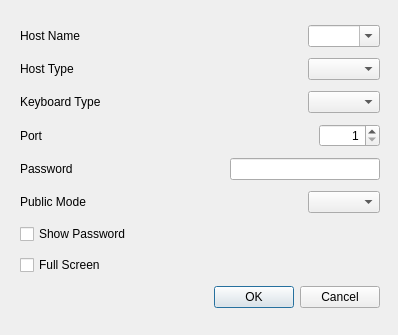
Above: src/GUI/connect_to_server_dialog.ui from funfun-dc5/qtbrynhildr before the change. Below: the same form after it.
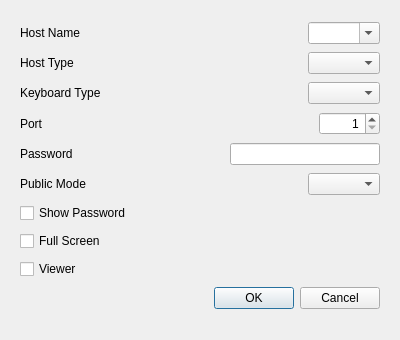
That is the form after the change.

Commit message: added viewer mode (phase.2) : option (-viewer), viewer checkbox

The edit to the form file:
```diff
--- a/src/GUI/connect_to_server_dialog.ui
+++ b/src/GUI/connect_to_server_dialog.ui
@@ -6,8 +6,8 @@
    <rect>
     <x>0</x>
     <y>0</y>
-    <width>398</width>
-    <height>335</height>
+    <width>400</width>
+    <height>340</height>
    </rect>
   </property>
   <property name="windowTitle">
@@ -241,6 +241,13 @@
       </property>
      </widget>
     </item>
+    <item>
+     <widget class="QCheckBox" name="checkBox_viewer">
+      <property name="text">
+       <string>Viewer</string>
+      </property>
+     </widget>
+    </item>
     <item>
      <widget class="QDialogButtonBox" name="buttonBox">
       <property name="orientation">
```
The commit also changes 14 other files.
